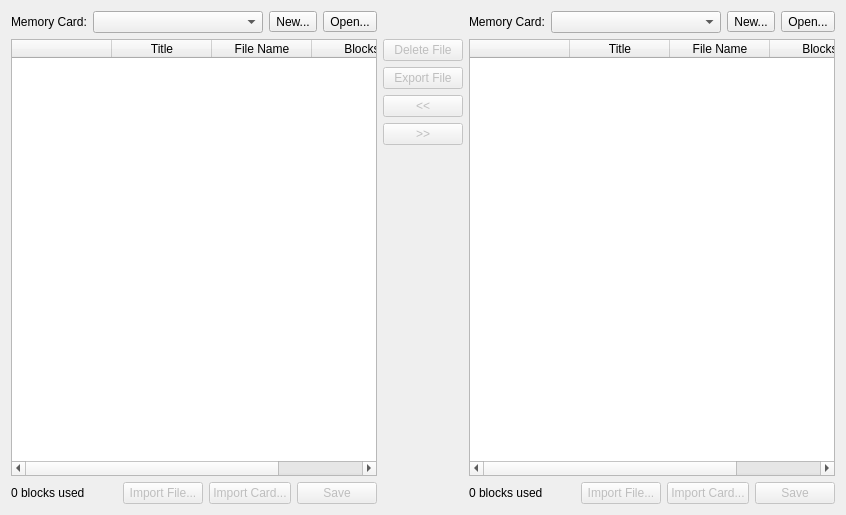
The window that src/duckstation-qt/memorycardeditordialog.ui (kofxi3584karlayang/duckstation) describes before a commit, drawn with Qt 5.
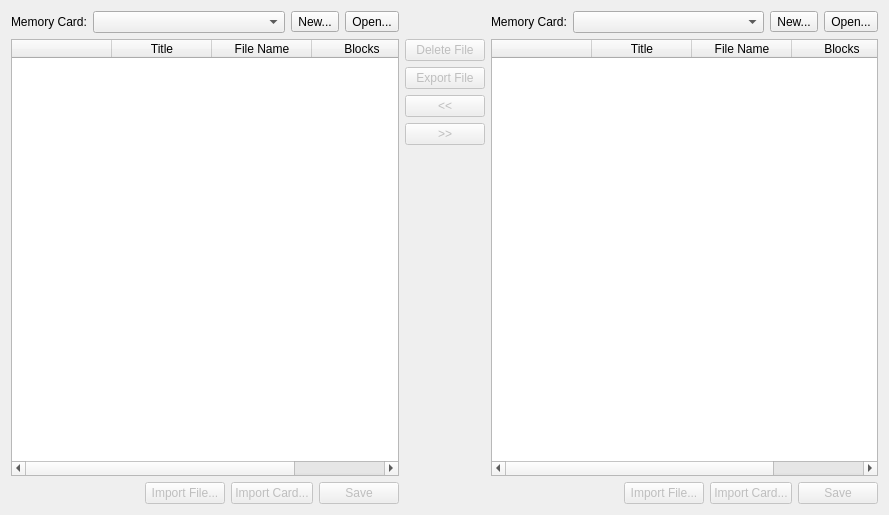
The same window after the commit. Icons and pictures are not drawn.

Commit message: Qt/MemoryCardEditor: Don't show blocks label when no card is selected

The edit to the form file:
```diff
--- a/src/duckstation-qt/memorycardeditordialog.ui
+++ b/src/duckstation-qt/memorycardeditordialog.ui
@@ -6,7 +6,7 @@
    <rect>
     <x>0</x>
     <y>0</y>
-    <width>846</width>
+    <width>889</width>
     <height>515</height>
    </rect>
   </property>
@@ -101,7 +101,7 @@
      <item>
       <widget class="QLabel" name="cardBUsage">
        <property name="text">
-        <string>0 blocks used</string>
+        <string notr="true"/>
        </property>
       </widget>
      </item>
@@ -142,7 +142,7 @@
      <item>
       <widget class="QLabel" name="cardAUsage">
        <property name="text">
-        <string>0 blocks used</string>
+        <string notr="true"/>
        </property>
       </widget>
      </item>
```
